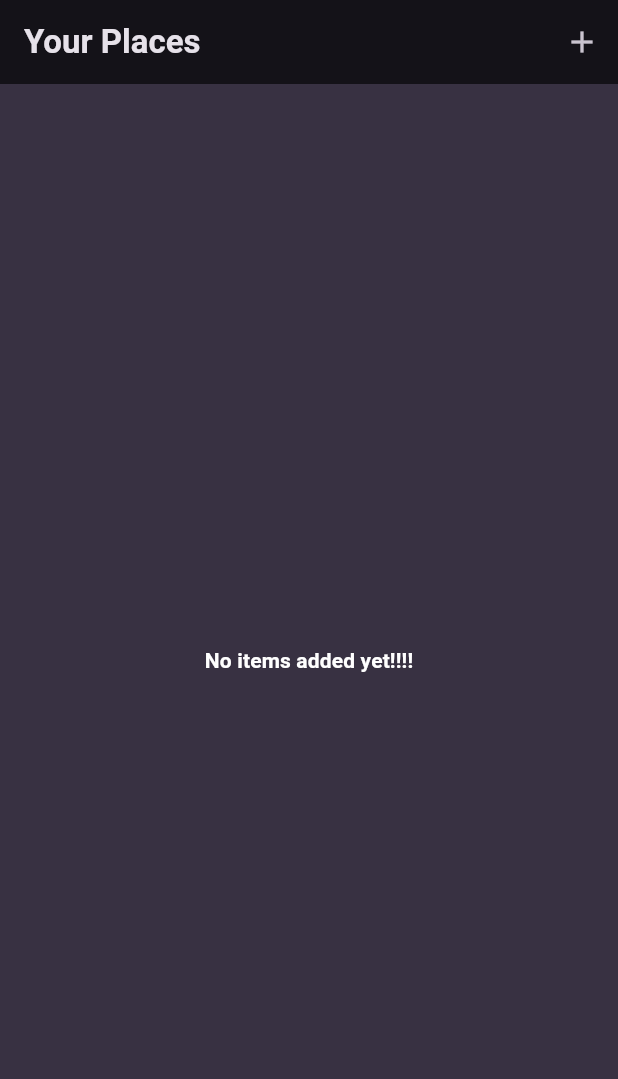
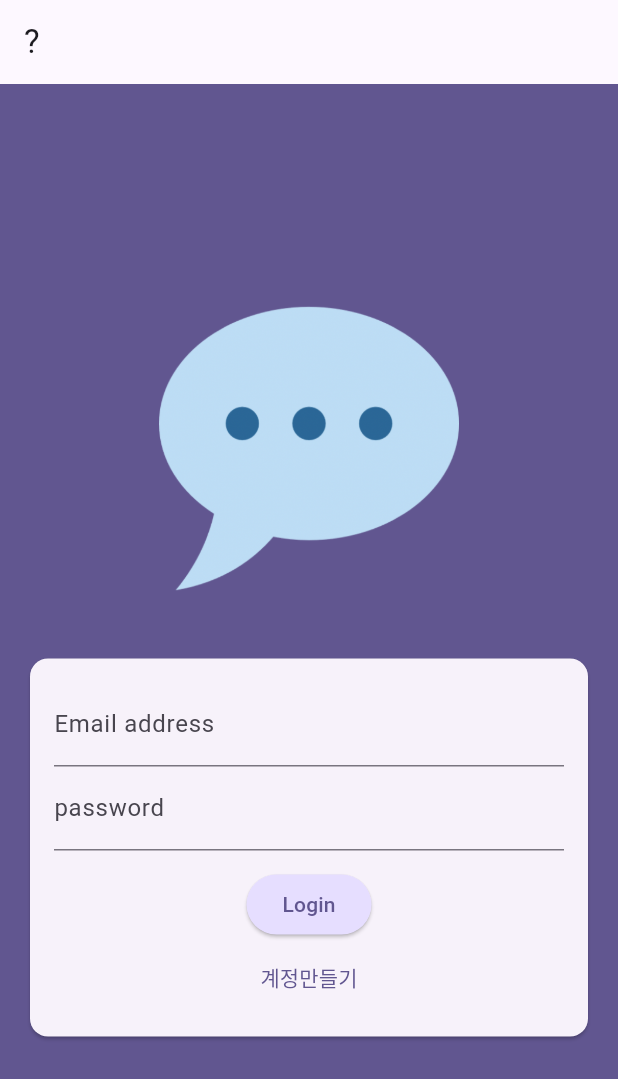
Before and after one commit to EunmiJang247/flutter-practice, a Flutter app: the screen it shows after launch, on a phone screen of 412 x 824 dp. Shown: the top 1079 px of the screen. Run offline on Flutter 3.47's test engine with Material 3 defaults, Android fonts, the phone set to English and light mode, and no system bars; our stand-ins replace firebase_core, flutter_riverpod, google_fonts, google_maps_flutter, image_picker, location and 2 more; accounts and stored records are empty.

```diff
--- a/lib/6sixth_project_favorite_places/screens/add_place.dart
+++ b/lib/6sixth_project_favorite_places/screens/add_place.dart
@@ -24,6 +24,7 @@ class _NewItemState extends ConsumerState<AddPlaceScreen> {
   var _isSending = false;
 
   void _saveItem() {
+    print('오는거야?');
     if (_formKey.currentState!.validate()) {
       setState(() {
         _isSending = true;
@@ -39,7 +40,7 @@ class _NewItemState extends ConsumerState<AddPlaceScreen> {
       });
       return;
     }
-    print(_selectedImage);
+    print('1111');
     ref
         .read(userPlacesProvider.notifier)
         .addPlace(_enteredTitle, _selectedImage!, _selectedLocation!);
@@ -85,6 +86,9 @@ class _NewItemState extends ConsumerState<AddPlaceScreen> {
                     },
                     style: Theme.of(context).textTheme.titleMedium,
                   ),
+                  const SizedBox(
+                    height: 16,
+                  ),
                   // 이미지 인풋을 넣을 것이다
                   ImageInput(onPickImage: (image) {
                     _selectedImage = image;
--- /dev/null
+++ b/lib/7seventh_project_chatapp/screens/firstpage_auth.dart
@@ -0,0 +1,127 @@
+import 'package:flutter/material.dart';
+
+class AuthScreen extends StatefulWidget {
+  const AuthScreen({super.key});
+  @override
+  State<AuthScreen> createState() {
+    return _AuthScreenState();
+  }
+}
+
+class _AuthScreenState extends State<AuthScreen> {
+  final _formKey = GlobalKey<FormState>();
+
+  var _isLogin = true;
+  var _enteredEmail = '';
+  var _enteredPassword = '';
+
+  void _submit() {
+    final isValid = _formKey.currentState!.validate();
+
+    if (isValid) {
+      _formKey.currentState!.save();
+    }
+
+    print(_enteredEmail);
+    print(_enteredPassword);
+  }
+
+  @override
+  Widget build(BuildContext context) {
+    return Scaffold(
+      backgroundColor: Theme.of(context).colorScheme.primary,
+      appBar: AppBar(title: Text('?')),
+      body: Center(
+        child: SingleChildScrollView(
+          child: Column(
+            mainAxisAlignment: MainAxisAlignment.center,
+            children: [
+              Container(
+                margin: EdgeInsets.only(
+                  top: 30,
+                  bottom: 20,
+                  left: 20,
+                  right: 20,
+                ),
+                width: 200,
+                child: Image.asset('assets/images/chat.png'),
+              ),
+              Card(
+                margin: EdgeInsets.all(20),
+                child: SingleChildScrollView(
+                  child: Padding(
+                    padding: const EdgeInsets.all(16),
+                    child: Form(
+                      key: _formKey,
+                      child: Column(
+                        mainAxisSize: MainAxisSize.min,
+                        children: [
+                          TextFormField(
+                            decoration: const InputDecoration(
+                                labelText: 'Email address'),
+                            keyboardType: TextInputType.emailAddress,
+                            autocorrect: false,
+                            textCapitalization: TextCapitalization.none,
+                            validator: (value) {
+                              if (value == null ||
+                                  value.trim().isEmpty ||
+                                  !value.contains('@')) {
+                                return 'Please enter valid email address';
+                              }
+
+                              return null;
+                            },
+                            onSaved: (value) {
+                              _enteredEmail = value!;
+                            },
+                          ),
+                          TextFormField(
+                            decoration:
+                                const InputDecoration(labelText: 'password'),
+                            obscureText: true, // 비밀번호 숨기는 거
+                            validator: (value) {
+                              if (value == null || value.trim().length < 6) {
+                                return '6자 이상 입력하세요';
+                              }
+                              return null;
+                            },
+                            onSaved: (value) {
+                              _enteredPassword = value!;
+                            },
+                          ),
+                          const SizedBox(height: 12),
+                          ElevatedButton(
+                            onPressed: _submit,
+                            style: ElevatedButton.styleFrom(
+                                backgroundColor: Theme.of(context)
+                                    .colorScheme
+                                    .primaryContainer),
+                            child: Text(_isLogin ? 'Login' : 'Sign up'),
+                          ),
+                          TextButton(
+                            onPressed: () {
+                              setState(() {
+                                _isLogin = !_isLogin;
+                              });
+                            },
+                            child: Text(_isLogin ? '계정만들기' : '계정있음'),
+                          )
+                        ],
+                      ),
+                    ),
+                  ),
+                ),
+              )
+            ],
+          ),
+        ),
+      ),
+    );
+  }
+}
+
+// 파이어베이스 쓰기
+// install cli: npm install -g firebase-tools (맥에서)
+// 설치: dart pub global activate flutterfire_cli
+// 설치: flutter pub add firebase_core
+// 설치: flutter pub add firebase_auth
--- a/lib/main.dart
+++ b/lib/main.dart
@@ -2,6 +2,7 @@ import 'package:first_app/4fourth_project_meals/screens/firstpage_categories.dar
 import 'package:first_app/4fourth_project_meals/screens/tabs.dart';
 import 'package:first_app/5fifth_project_shopping/screens/firstpage_grocery_list.dart';
 import 'package:first_app/6sixth_project_favorite_places/screens/firstpage_place_list.dart';
+import 'package:first_app/7seventh_project_chatapp/screens/firstpage_auth.dart';
 import 'package:flutter/material.dart';
 import 'package:first_app/1first_project_dice_roller/gradient_container.dart';
 import 'package:first_app/2second_project_quiz/quiz.dart';
@@ -213,37 +214,62 @@ import 'package:google_fonts/google_fonts.dart';
 // }
 
 // 여섯번째 프로젝트_지도앱
-import 'package:flutter_riverpod/flutter_riverpod.dart';
+// import 'package:flutter_riverpod/flutter_riverpod.dart';
 
-final colorScheme = ColorScheme.fromSeed(
-  brightness: Brightness.dark,
-  seedColor: const Color.fromARGB(255, 102, 6, 247),
-  background: const Color.fromARGB(255, 56, 49, 66),
-);
+// final colorScheme = ColorScheme.fromSeed(
+//   brightness: Brightness.dark,
+//   seedColor: const Color.fromARGB(255, 102, 6, 247),
+//   background: const Color.fromARGB(255, 56, 49, 66),
+// );
 
-final theme = ThemeData().copyWith(
-  scaffoldBackgroundColor: colorScheme.background,
-  colorScheme: colorScheme,
-  textTheme: GoogleFonts.ubuntuCondensedTextTheme().copyWith(
-    titleSmall: GoogleFonts.ubuntuCondensed(
-      fontWeight: FontWeight.bold,
-      color: Colors.white,
-    ),
-    titleMedium: GoogleFonts.ubuntuCondensed(
-      fontWeight: FontWeight.bold,
-      color: Colors.white,
-    ),
-    titleLarge: GoogleFonts.ubuntuCondensed(
-      fontWeight: FontWeight.bold,
-      color: Colors.white,
-    ),
-  ),
-);
+// final theme = ThemeData().copyWith(
+//   scaffoldBackgroundColor: colorScheme.background,
+//   colorScheme: colorScheme,
+//   textTheme: GoogleFonts.ubuntuCondensedTextTheme().copyWith(
+//     titleSmall: GoogleFonts.ubuntuCondensed(
+//       fontWeight: FontWeight.bold,
+//       color: Colors.white,
+//     ),
+//     titleMedium: GoogleFonts.ubuntuCondensed(
+//       fontWeight: FontWeight.bold,
+//       color: Colors.white,
+//     ),
+//     titleLarge: GoogleFonts.ubuntuCondensed(
+//       fontWeight: FontWeight.bold,
+//       color: Colors.white,
+//     ),
+//   ),
+// );
 
-void main() {
-  runApp(
-    const ProviderScope(child: App()),
+// void main() {
+//   runApp(
+//     const ProviderScope(child: App()),
+//   );
+// }
+
+// class App extends StatelessWidget {
+//   const App({super.key});
+
+//   @override
+//   Widget build(BuildContext context) {
+//     return MaterialApp(
+//       title: 'Great Places',
+//       theme: theme,
+//       home: const PlacesScreen(),
+//     );
+//   }
+// }
+
+// 일곱번째 프로젝트
+import 'package:firebase_core/firebase_core.dart';
+import 'firebase_options.dart';
+
+void main() async {
+  WidgetsFlutterBinding.ensureInitialized();
+  await Firebase.initializeApp(
+    options: DefaultFirebaseOptions.currentPlatform,
   );
+  runApp(const App());
 }
 
 class App extends StatelessWidget {
@@ -252,9 +278,13 @@ class App extends StatelessWidget {
   @override
   Widget build(BuildContext context) {
     return MaterialApp(
-      title: 'Great Places',
-      theme: theme,
-      home: const PlacesScreen(),
+      title: 'FlutterChat',
+      theme: ThemeData().copyWith(
+        useMaterial3: true,
+        colorScheme: ColorScheme.fromSeed(
+            seedColor: const Color.fromARGB(255, 63, 17, 177)),
+      ),
+      home: const AuthScreen(),
     );
   }
 }
--- a/pubspec.yaml
+++ b/pubspec.yaml
@@ -41,6 +41,12 @@ dependencies:
   http: ^1.3.0
   image_picker: ^1.1.2
   location: ^8.0.0
+  google_maps_flutter: ^2.10.1
+  path_provider: ^2.1.5
+  path: ^1.9.1
+  sqflite: ^2.4.2
+  firebase_core: ^3.12.1
+  firebase_auth: ^5.5.1
 
 dev_dependencies:
   flutter_test:
```
Also changed, not shown: lib/6sixth_project_favorite_places/models/place.dart (+6 -5 lines), lib/6sixth_project_favorite_places/providers/places_provider.dart (+74 -3 lines), lib/6sixth_project_favorite_places/screens/firstpage_place_list.dart (+26 -5 lines), lib/6sixth_project_favorite_places/screens/map.dart (added, +75 -0 lines), lib/6sixth_project_favorite_places/screens/places_detail.dart (+17 -5 lines), lib/6sixth_project_favorite_places/widgets/location_input.dart (+38 -19 lines), assets/images/chat.png (added), firebase.json (added), lib/firebase_options.dart (added), pubspec.lock, 15 other files.
